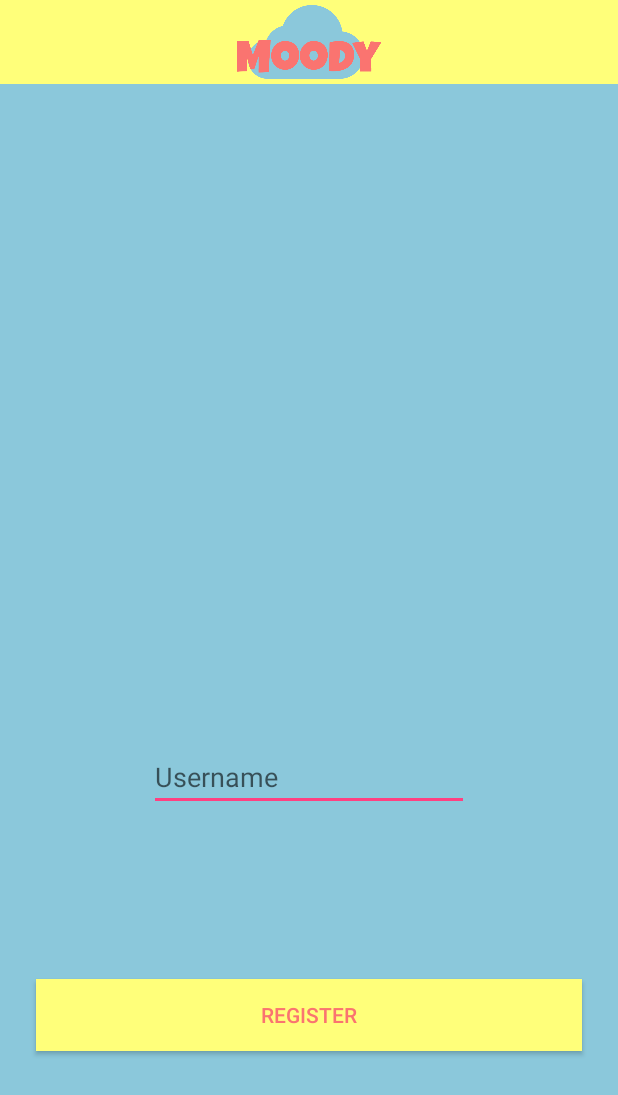
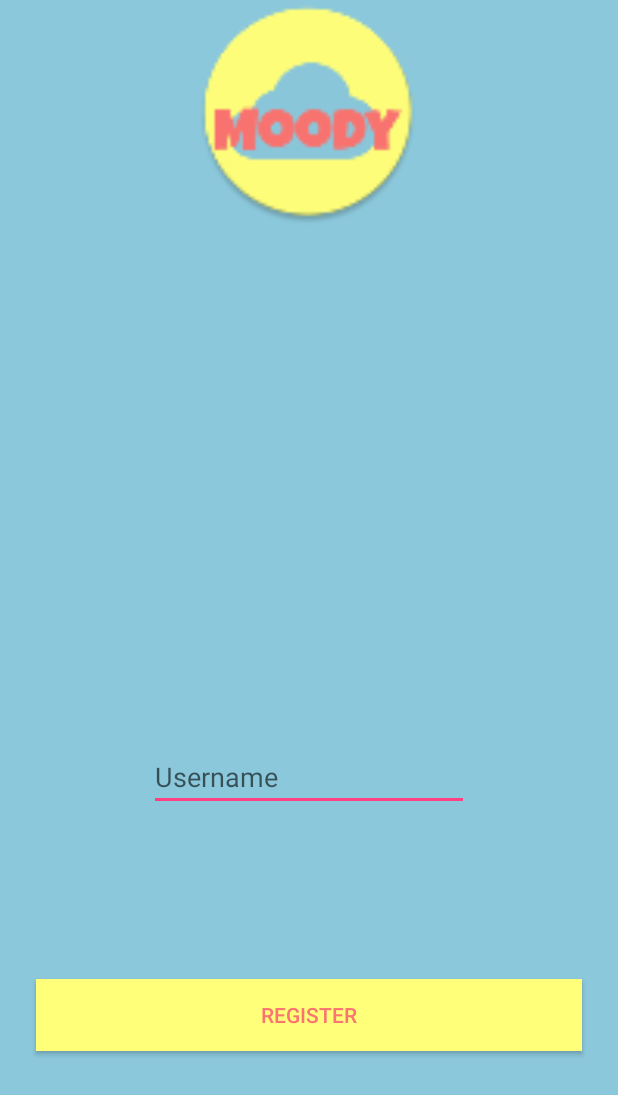
Before and after one commit to CMPUT301W17T07/SURPRISE, an Android app: the screen it shows after launch (TimelineActivity), on a phone screen of 412 x 824 dp. Shown: the top 1095 px of the screen. Run offline under Robolectric (Android 15) with nearby library versions, the phone set to English and light mode, and no system bars.

Commit message:
login page change

```diff
--- a/Moody/app/src/main/java/com/cmput301w17t07/moody/AchievementActivity.java
+++ b/Moody/app/src/main/java/com/cmput301w17t07/moody/AchievementActivity.java
@@ -33,15 +33,6 @@ public class AchievementActivity extends BarMenuActivity {
     private static Achievements achievements;
 
 
-    // Array of strings for ListView Title
-    String[] listviewTitle = new String[]{"MoneyMan"};
-
-
-    int[] listviewImage = new int[]{R.drawable.achievement2};
-
-    String[] listviewShortDescription = new String[]{"Good Job!"};
-
-
     @Override
     protected void onCreate(Bundle savedInstanceState) {
         super.onCreate(savedInstanceState);
@@ -70,24 +61,7 @@ public class AchievementActivity extends BarMenuActivity {
 
 
 
-//        List<HashMap<String, String>> aList = new ArrayList<HashMap<String, String>>();
-//
-//        for (int i = 0; i < achievements.achievementsTitleArray.size(); i++) {
-//            HashMap<String, String> hm = new HashMap<String, String>();
-//            hm.put("achievement_title", achievements.achievementsTitleArray.get(i));
-//            hm.put("achievement_description", achievements.achievementsDescriptionArray.get(i));
-//            hm.put("achievement_image", Integer.toString(listviewImage[i]));
-//            aList.add(hm);
-//        }
-
-//
-//        String[] from = {"achievement_image", "achievement_title", "achievement_description"};
-//        int[] to = {R.id.achievement_image, R.id.achievement_title, R.id.achievement_short_description};
-////
-//        SimpleAdapter simpleAdapter = new SimpleAdapter(getBaseContext(), aList, R.layout.achievement_list, from, to);
         ListView androidListView = (ListView) findViewById(R.id.test3_list);
-
-
 
         AchievementsAdapter achievementsAdapter = new AchievementsAdapter(AchievementActivity.this, R.layout.achievement_list, achievements.achievementsTitleArray);
         androidListView.setAdapter(achievementsAdapter);
--- a/Moody/app/src/main/res/layout/activity_create_user.xml
+++ b/Moody/app/src/main/res/layout/activity_create_user.xml
@@ -25,22 +25,22 @@
     tools:context="com.cmput301w17t07.moody.TimelineActivity">
 
 
-    <android.support.v7.widget.Toolbar
-        android:id="@+id/toolname"
-        android:layout_width="match_parent"
-        android:layout_height="wrap_content"
-        android:background="@color/yellowTheme">
+    <!--<android.support.v7.widget.Toolbar-->
+        <!--android:id="@+id/toolname"-->
+        <!--android:layout_width="match_parent"-->
+        <!--android:layout_height="wrap_content"-->
+        <!--android:background="@color/yellowTheme">-->
 
-        <!--自定义控件-->
-        <TextView
-            android:layout_width="match_parent"
-            android:layout_height="wrap_content"
-            android:text=""
-            android:textAlignment="center"
-            android:textColor="@color/redTheme"
-            android:textSize="24sp" />
+        <!--&lt;!&ndash;自定义控件&ndash;&gt;-->
+        <!--<TextView-->
+            <!--android:layout_width="match_parent"-->
+            <!--android:layout_height="wrap_content"-->
+            <!--android:text=""-->
+            <!--android:textAlignment="center"-->
+            <!--android:textColor="@color/redTheme"-->
+            <!--android:textSize="24sp" />-->
 
-    </android.support.v7.widget.Toolbar>
+    <!--</android.support.v7.widget.Toolbar>-->
 
 
 
@@ -71,17 +71,12 @@
         android:layout_centerHorizontal="true" />
 
 
-
-
     <ImageView
         android:id="@+id/imageView3"
-        android:layout_width="match_parent"
-        android:layout_height="wrap_content"
+        android:layout_width="350dp"
+        android:layout_height="150dp"
         android:layout_centerHorizontal="true"
-        android:paddingTop="3dp"
-        android:paddingBottom="3dp"
-        app:srcCompat="@drawable/moodylogo6"
-        android:layout_alignBottom="@+id/toolname" />
+        app:srcCompat="@mipmap/ic_launcher" />
 
 
 </RelativeLayout>
```
